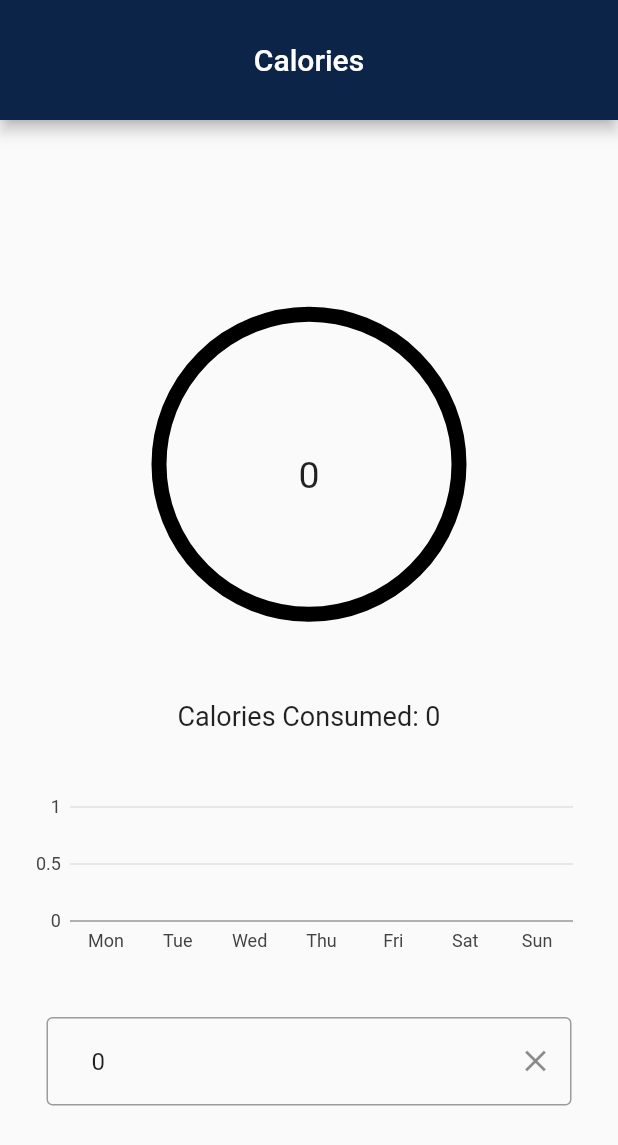
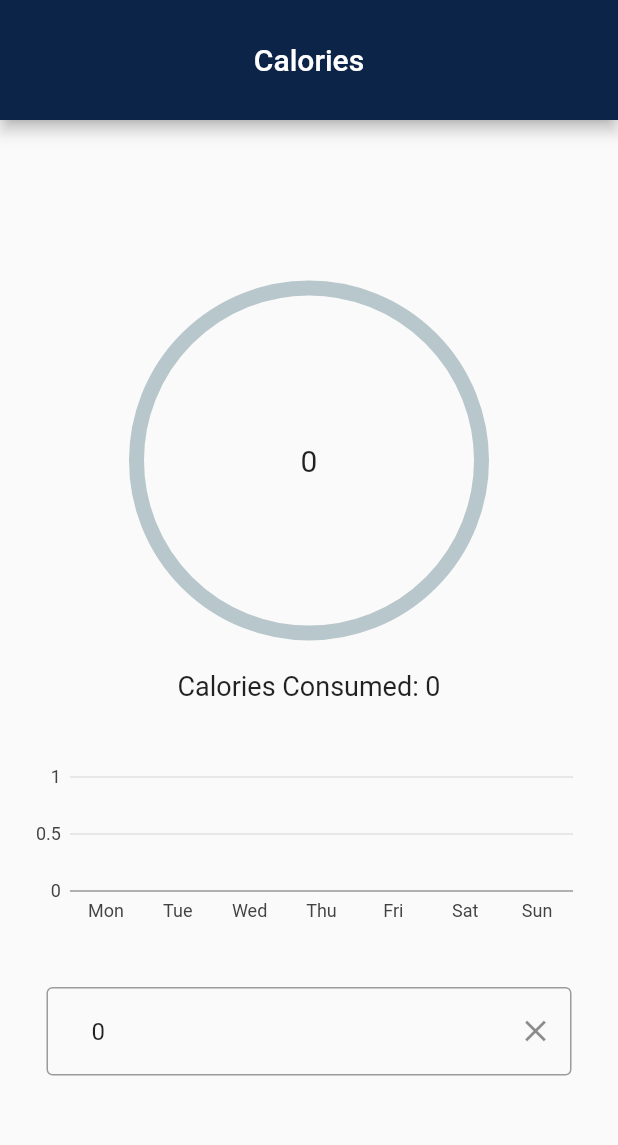
Before and after one commit to Sxmxrth/CalFit-Mini-Project, a Flutter app: the CalorieCounterPage screen opened directly, on a phone screen of 412 x 824 dp. Shown: the top 1145 px of the screen. Run offline on Flutter 3.47's test engine with Material 2 defaults, Android fonts, the light colour scheme and no system bars; drawn by our look-alikes of percent_indicator; our stand-ins replace charts_flutter_new, cloud_firestore, firebase_auth, firebase_core, pedometer; accounts and stored records are empty.

Commit message:
Calorie tracker chart updated

```diff
--- a/cal_fit/lib/screens/calories.dart
+++ b/cal_fit/lib/screens/calories.dart
@@ -54,28 +54,29 @@
 //   }
 // }
 
-// ignore_for_file: prefer_const_constructors
+// ignore_for_file: prefer_const_constructors, use_key_in_widget_constructors, library_private_types_in_public_api, avoid_unnecessary_containers
 
 import 'package:flutter/material.dart';
 import 'package:charts_flutter_new/flutter.dart' as charts;
-import 'package:cal_fit/widgets/circleProgress.dart';
-import 'package:flutter/services.dart';
+import 'package:percent_indicator/circular_percent_indicator.dart';
 
 // void main() => runApp(Calorie());
 
-class Calorie extends StatelessWidget {
+class Calorie extends StatefulWidget {
+  @override
+  State<Calorie> createState() => _CalorieState();
+}
+
+class _CalorieState extends State<Calorie>
+    with AutomaticKeepAliveClientMixin<Calorie> {
+  @override
+  bool get wantKeepAlive => true;
+
   @override
   Widget build(BuildContext context) {
-    return MaterialApp(
-      title: 'Calorie Counter',
-      theme: ThemeData(
-        // primarySwatch: Colors.indigo.shade900;
-        // visualDensity: VisualDensity.adaptivePlatformDensity
-        colorSchemeSeed: Colors.indigo.shade900,
-      ),
-      home: CalorieCounterPage(),
-      debugShowCheckedModeBanner: false,
-    );
+    super.build(context);
+
+    return CalorieCounterPage();
   }
 }
 
@@ -85,26 +86,11 @@ class CalorieCounterPage extends StatefulWidget {
 }
 
 class _CalorieCounterPageState extends State<CalorieCounterPage>
-    with SingleTickerProviderStateMixin {
-  int _caloriesConsumed = 0;
+    with AutomaticKeepAliveClientMixin<CalorieCounterPage> {
   final List<charts.Series<CalorieData, String>> _chartData = [];
-  late AnimationController _animationController;
-  late Animation<double> _animation;
-  final double maxProgress = 1000;
-  TextEditingController myController = TextEditingController(text: "0");
-  // final _FormField = GlobalKey<FormState>();
-
   @override
   void initState() {
     super.initState();
-    _animationController = AnimationController(
-        vsync: this, duration: const Duration(milliseconds: 3000));
-
-    _animation =
-        Tween<double>(begin: 0, end: maxProgress).animate(_animationController)
-          ..addListener(() {
-            setState(() {});
-          });
     _chartData.add(
       charts.Series<CalorieData, String>(
         id: 'calories',
@@ -123,20 +109,29 @@ class _CalorieCounterPageState extends State<CalorieCounterPage>
     );
   }
 
-  void _addCalories(int amount) {
+  TextEditingController caloriesController = TextEditingController(text: "0");
+  double caloriesBurnt = 0;
+  double maxCalories = 5000;
+
+  void updateCaloriesBurnt(double newValue) {
     setState(() {
-      _caloriesConsumed += amount;
+      caloriesBurnt += newValue;
       final dayIndex = DateTime.now().weekday - 1;
       final todayData = _chartData[0].data[dayIndex];
       _chartData[0].data[dayIndex] = CalorieData(
         todayData.day,
-        todayData.calories + amount,
+        todayData.calories + newValue.toInt(),
       );
     });
   }
 
   @override
+  bool get wantKeepAlive => true;
+
+  @override
   Widget build(BuildContext context) {
+    super.build(context);
+
     return Scaffold(
       appBar: AppBar(
         toolbarHeight: 80,
@@ -147,40 +142,27 @@ class _CalorieCounterPageState extends State<CalorieCounterPage>
       body: Center(
         child: SingleChildScrollView(
           child: CustomPaint(
-            foregroundPainter: CircleProgress(_animation.value),
             child: Column(
               children: [
-                SizedBox(
-                  width: 150,
-                  height: 300,
-                  child: Align(
-                    alignment: Alignment.topCenter,
-                    child: GestureDetector(
-                      onTap: () {
-                        if (_animation.value == maxProgress) {
-                          _animationController.reverse();
-                        } else {
-                          _animationController.forward();
-                        }
-                      },
-                      child: Center(
-                        child: Text(
-                          '${_animation.value.toInt()}',
-                          style: const TextStyle(fontSize: 25),
-                        ),
-                      ),
-                    ),
+                CircularPercentIndicator(
+                  startAngle: 180.0,
+                  radius: 120.0,
+                  lineWidth: 10.0,
+                  percent: caloriesBurnt / maxCalories, // Updated value
+                  center: Text(
+                    (caloriesBurnt).toStringAsFixed(0),
+                    style: TextStyle(fontSize: 20.0),
                   ),
+                  progressColor: Color(0xff980F5A),
                 ),
+                SizedBox(height: 20),
                 Container(
                   child: SingleChildScrollView(
                     child: Column(
-                      // verticalDirection: VerticalDirection.up,
-                      // crossAxisAlignment: CrossAxisAlignment.start,
                       mainAxisAlignment: MainAxisAlignment.center,
                       children: <Widget>[
                         Text(
-                          'Calories Consumed: $_caloriesConsumed',
+                          'Calories Consumed: ${caloriesBurnt.toInt()}',
                           style: const TextStyle(fontSize: 18),
                         ),
                         SizedBox(height: 20),
@@ -193,24 +175,14 @@ class _CalorieCounterPageState extends State<CalorieCounterPage>
                           ),
                         ),
                         SizedBox(height: 20),
-                        // Form(
-                        // key: _FormField,
                         Column(
-                          // verticalDirection: VerticalDirection.down,
-                          // crossAxisAlignment: CrossAxisAlignment.end,
                           mainAxisAlignment: MainAxisAlignment.spaceEvenly,
                           children: [
                             SizedBox(
                               width: 350.0,
                               child: TextFormField(
-                                controller: myController,
                                 keyboardType: TextInputType.number,
-                                inputFormatters: <TextInputFormatter>[
-                                  FilteringTextInputFormatter.allow(
-                                    RegExp(r'[0-9.]'),
-                                  ),
-                                  // FilteringTextInputFormatter.digitsOnly,
-                                ],
+                                controller: caloriesController,
                                 decoration: InputDecoration(
                                   hintText: 'Enter your calorie intake',
                                   border: const OutlineInputBorder(),
@@ -221,9 +193,9 @@ class _CalorieCounterPageState extends State<CalorieCounterPage>
                                   suffixIcon: IconButton(
                                     onPressed: () {
                                       setState(() {
-                                        _addCalories(
-                                            int.parse(myController.text));
-                                        myController.clear();
+                                        updateCaloriesBurnt(double.parse(
+                                            caloriesController.text));
+                                        caloriesController.clear();
                                       });
                                     },
                                     icon: const Icon(Icons.clear),
--- a/cal_fit/pubspec.yaml
+++ b/cal_fit/pubspec.yaml
@@ -46,6 +46,7 @@ dependencies:
   flutterfire_cli: ^0.2.7
   firebase_auth: ^4.4.1
   charts_flutter_new: ^0.12.0
+  percent_indicator: ^4.2.3
 
 dev_dependencies:
   flutter_test:
```
Also changed, not shown: cal_fit/pubspec.lock.
